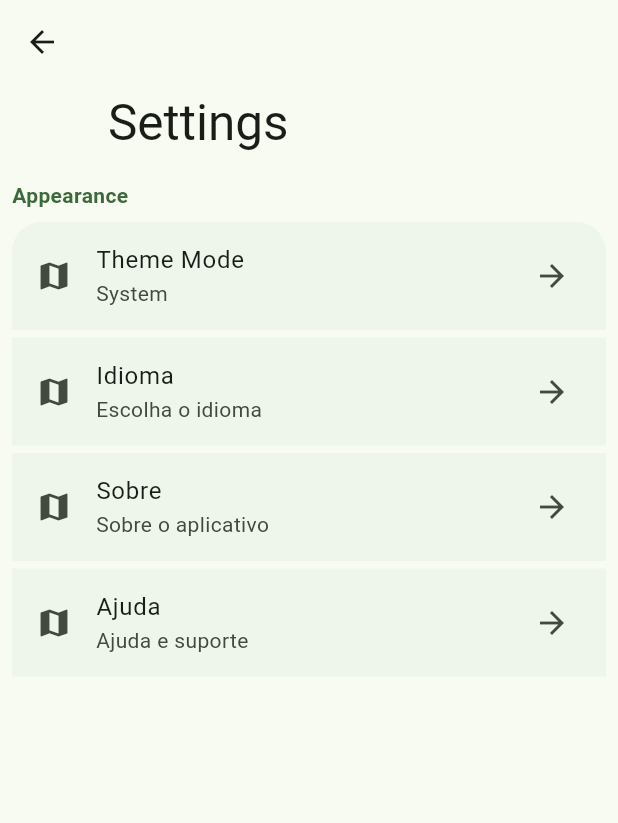
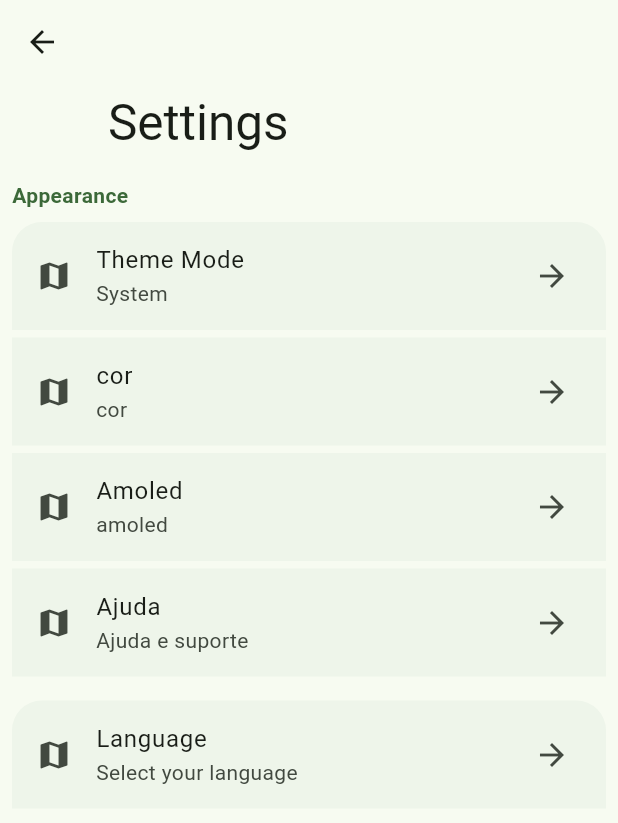
Before and after one commit to vinaooo/byewall3, a Flutter app: the screen it shows after launch, after a tap on the "settings" icon, on a phone screen of 412 x 824 dp. Shown: the top 823 px of the screen. Run offline on Flutter 3.47's test engine with Material 3 defaults, Android fonts, the light colour scheme and no system bars; drawn by our look-alikes of dynamic_color.

Commit message:
Refactor localization files and update language support for en_US, es_ES, and pt_BR; remove old language files and enhance settings screen for language selection.

```diff
--- a/lang/en.json
+++ b/lang/en_US.json
@@ -6,5 +6,6 @@
   "theme_mode": "Theme Mode",
   "theme_mode_light": "Light",
   "theme_mode_dark": "Dark",
-  "theme_mode_system": "System"
+  "theme_mode_system": "System",
+  "app_language": "Select app language"
 }
--- a/lang/es.json
+++ /dev/null
@@ -1,6 +0,0 @@
-{
-  "byewall": "Byewall",
-  "home": "Inicio",
-  "settings": "Ajustes",
-  "appearance": "Appearance"
-}
--- a/lang/pt.json
+++ /dev/null
@@ -1,6 +0,0 @@
-{
-  "byewall": "Byewall",
-  "home": "Início",
-  "settings": "Configurações",
-  "appearance": "Aparência"
-}
--- a/lib/l10n/app_localizations.dart
+++ b/lib/l10n/app_localizations.dart
@@ -18,7 +18,7 @@ class AppLocalizations {
 
   Future<bool> load() async {
     String jsonString = await rootBundle.loadString(
-      'lang/${locale.languageCode}.json',
+      'lang/${locale.languageCode}_${locale.countryCode}.json', // Ajustado para considerar o código completo
     );
     Map<String, dynamic> jsonMap = json.decode(jsonString);
 
@@ -32,6 +32,13 @@ class AppLocalizations {
   String? translate(String key) {
     return _localizedStrings[key];
   }
+
+  /// A list of this localizations delegate's supported locales.
+  static const List<Locale> supportedLocales = <Locale>[
+    Locale('en', 'US'),
+    Locale('es', 'ES'),
+    Locale('pt', 'BR'), // Alterado para Português do Brasil
+  ];
 }
 
 class _AppLocalizationsDelegate
@@ -40,7 +47,12 @@ class _AppLocalizationsDelegate
 
   @override
   bool isSupported(Locale locale) {
-    return ['en', 'es', 'pt'].contains(locale.languageCode);
+    return AppLocalizations.supportedLocales.any(
+      (supportedLocale) =>
+          supportedLocale.languageCode == locale.languageCode &&
+          supportedLocale.countryCode ==
+              locale.countryCode, // Verifica idioma e região
+    );
   }
 
   @override
--- /dev/null
+++ b/lib/l10n/known_locations.dart
@@ -0,0 +1,19 @@
+class Locales {
+  static const Map<String, String> knownLocales = {
+    "de": "Deutsch (German)",
+    "el": "Ελληνικά (Greek)",
+    "en_US": "English (United States)",
+    "es_ES": "Español (Spain)",
+    "et": "Eesti (Estonian)",
+    "eu": "Euskara (Basque)",
+    "pa": "ਪੰਜਾਬੀ (Punjabi)",
+    "pl": "Polski (Polish)",
+    "pt_BR": "Brasileiro (Brazillian)",
+    "pt_PT": "Brasileiro de Portugal (Brazilian of Portugal)",
+    "ro": "Română (Romanian)",
+    "vi": "Tiếng Việt (Vietnamese)",
+    "zh_CN": "中文 (Simplified Chinese)",
+    "zh_TW": "中文 (Traditional Chinese)",
+    "zu": "isiZulu (Zulu)",
+  };
+}
--- a/lib/main.dart
+++ b/lib/main.dart
@@ -37,10 +37,14 @@ class MyApp extends StatelessWidget {
                 GlobalCupertinoLocalizations.delegate,
               ],
               supportedLocales: const [
-                Locale('en'),
-                Locale('es'),
-                Locale('pt'),
+                Locale('en', 'US'),
+                Locale('es', 'ES'),
+                Locale('pt', 'BR'), // Alterado para Português do Brasil
               ],
+              locale: const Locale(
+                'en',
+                'US',
+              ), // Alterado para Português do Brasil
               title: 'Byewall',
               themeMode: themeProvider.themeMode, // Aplica o tema atual
               theme: ThemeData(
@@ -55,33 +59,6 @@ class MyApp extends StatelessWidget {
             );
           },
         );
-        // final ColorScheme lightColorScheme =
-        //     lightDynamic ??
-        //     ColorScheme.fromSeed(seedColor: Colors.green.shade800);
-        // final ColorScheme darkColorScheme =
-        //     darkDynamic ??
-        //     ColorScheme.fromSeed(
-        //       seedColor: Colors.green.shade800,
-        //       brightness: Brightness.dark,
-        //     );
-
-        // return MaterialApp(
-        //   localizationsDelegates: const [
-        //     AppLocalizations.delegate,
-        //     GlobalMaterialLocalizations.delegate,
-        //     GlobalWidgetsLocalizations.delegate,
-        //     GlobalCupertinoLocalizations.delegate,
-        //   ],
-        //   supportedLocales: const [Locale('en'), Locale('es'), Locale('pt')],
-        //   title: 'Byewall',
-        //   theme: ThemeData(useMaterial3: true, colorScheme: lightColorScheme),
-        //   darkTheme: ThemeData(
-        //     useMaterial3: true,
-        //     colorScheme: darkColorScheme,
-        //   ),
-        //   themeMode: ThemeMode.system,
-        //   home: const MyHomePage(),
-        // );
       },
     );
   }
--- a/lib/screens/settings_screen.dart
+++ b/lib/screens/settings_screen.dart
@@ -1,4 +1,5 @@
 import 'package:byewall3/l10n/app_localizations.dart';
+import 'package:byewall3/l10n/known_locations.dart';
 import 'package:byewall3/ui/list_tiles.dart';
 import 'package:byewall3/ui/theme_provider.dart';
 import 'package:flutter/material.dart';
@@ -6,6 +7,14 @@ import 'package:provider/provider.dart';
 
 class SettingsScreen extends StatelessWidget {
   const SettingsScreen({super.key});
+
+  String _localeKey(Locale locale) {
+    // Ex: Locale('en', 'US') => 'en_US'
+    if (locale.countryCode != null && locale.countryCode!.isNotEmpty) {
+      return '${locale.languageCode}_${locale.countryCode}';
+    }
+    return locale.languageCode;
+  }
 
   @override
   Widget build(BuildContext context) {
@@ -98,8 +107,8 @@ class SettingsScreen extends StatelessWidget {
                     topRight: 0,
                     bottomLeft: 0,
                     bottomRight: 0,
-                    title: 'Idioma',
-                    subtitle: 'Escolha o idioma',
+                    title: 'cor',
+                    subtitle: 'cor',
                     onPressed: () {},
                   ),
                   SizedBox(height: 5),
@@ -108,8 +117,8 @@ class SettingsScreen extends StatelessWidget {
                     topRight: 0,
                     bottomLeft: 0,
                     bottomRight: 0,
-                    title: 'Sobre',
-                    subtitle: 'Sobre o aplicativo',
+                    title: 'Amoled',
+                    subtitle: 'amoled',
                     onPressed: () {},
                   ),
                   SizedBox(height: 5),
@@ -126,6 +135,70 @@ class SettingsScreen extends StatelessWidget {
               ),
             ),
           ),
+          SliverToBoxAdapter(
+            child: Padding(
+              padding: const EdgeInsets.all(8.0),
+              child: Column(
+                children: [
+                  SettingsTiles(
+                    topLeft: 20,
+                    topRight: 20,
+                    bottomLeft: 0,
+                    bottomRight: 0,
+                    title:
+                        AppLocalizations.of(context)?.translate('language') ??
+                        "Language",
+                    subtitle:
+                        AppLocalizations.of(
+                          context,
+                        )?.translate('language_subtitle') ??
+                        "Select your language",
+                    onPressed: () {
+                      showDialog(
+                        context: context,
+                        builder: (context) {
+                          return AlertDialog(
+                            title: const Text('Select Language'),
+                            content: SizedBox(
+                              width: double.maxFinite,
+                              child: ListView.builder(
+                                shrinkWrap: true,
+                                itemCount:
+                                    AppLocalizations.supportedLocales.length,
+                                itemBuilder: (context, index) {
+                                  final locale =
+                                      AppLocalizations.supportedLocales[index];
+                                  final key = _localeKey(locale);
+                                  final name = Locales.knownLocales[key] ?? key;
+                                  return ListTile(
+                                    leading: const Icon(Icons.language),
+                                    title: Text(name),
+                                    subtitle: Text(key),
+                                    onTap: () {
+                                      Navigator.pop(context);
+                                      ScaffoldMessenger.of(
+                                        context,
+                                      ).showSnackBar(
+                                        SnackBar(
+                                          content: Text(
+                                            'Language changed to $name',
+                                          ),
+                                        ),
+                                      );
+                                    },
+                                  );
+                                },
+                              ),
+                            ),
+                          );
+                        },
+                      );
+                    },
+                  ),
+                ],
+              ),
+            ),
+          ),
         ],
       ),
     );
--- a/pubspec.yaml
+++ b/pubspec.yaml
@@ -24,6 +24,6 @@ dev_dependencies:
 flutter:
   uses-material-design: true
   assets:
-  - lang/en.json
-  - lang/es.json
-  - lang/pt.json
+  - lang/en_US.json
+  - lang/es_ES.json
+  - lang/pt_BR.json
```
Also changed, not shown: lang/es_ES.json (added, +10 -0 lines), lang/pt_BR.json (added, +11 -0 lines).
